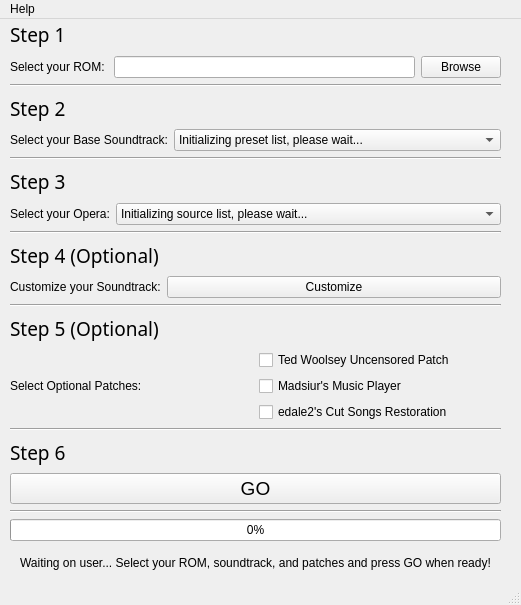
This is installer/dminst.ui in Dizzy611/DancingMadFF6 as Qt 5 draws it before an edit. The edited form follows.
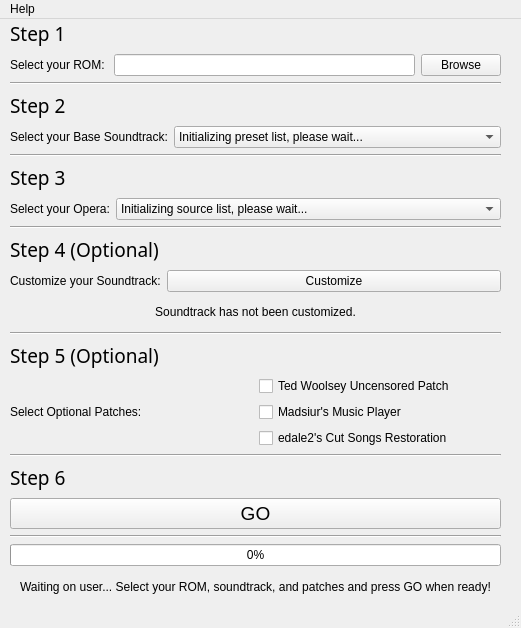
This is the edited form.

```diff
--- a/installer/dminst.ui
+++ b/installer/dminst.ui
@@ -7,7 +7,7 @@
     <x>0</x>
     <y>0</y>
     <width>521</width>
-    <height>605</height>
+    <height>628</height>
    </rect>
   </property>
   <property name="windowTitle">
@@ -20,7 +20,7 @@
       <x>10</x>
       <y>0</y>
       <width>491</width>
-      <height>559</height>
+      <height>582</height>
      </rect>
     </property>
     <layout class="QVBoxLayout" name="mainLayout">
@@ -340,6 +340,16 @@
        </item>
       </layout>
      </item>
+     <item>
+      <widget class="QLabel" name="customizedLabel">
+       <property name="text">
+        <string>Soundtrack has not been customized.</string>
+       </property>
+       <property name="alignment">
+        <set>Qt::AlignCenter</set>
+       </property>
+      </widget>
+     </item>
      <item>
       <widget class="Line" name="customizeSeperator">
        <property name="orientation">
```
Left out of the diff: 2 changed lines with no effect on the pictures.
